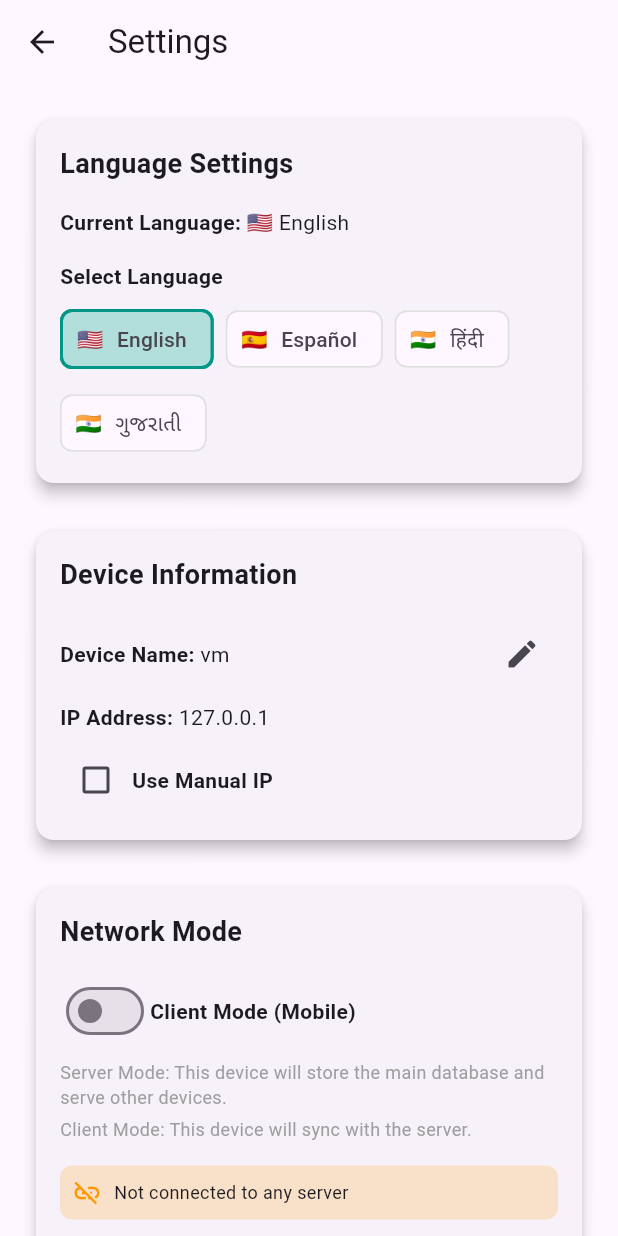
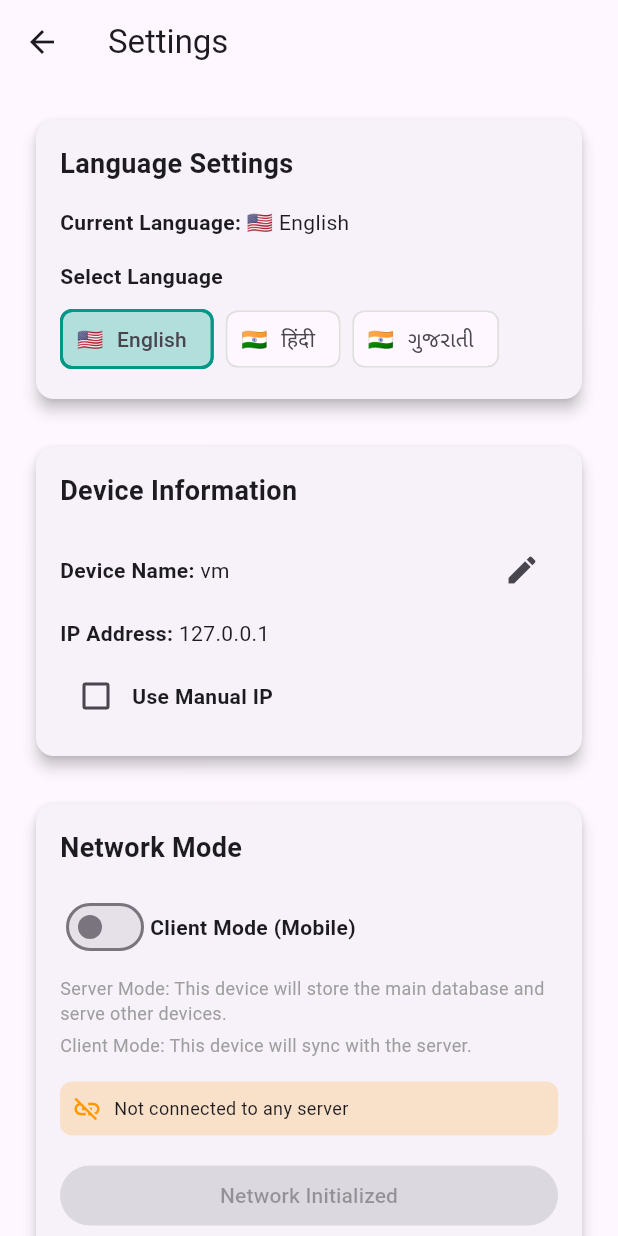
Before and after one commit to Khushmeet-patil/inventory_management_app_project_with_desktop_app, a Flutter app: the SettingsPage screen opened by its route, on a phone screen of 412 x 824 dp. Run offline on Flutter 3.47's test engine with Material 3 defaults, Android fonts, the phone set to English and light mode, and no system bars; our stand-ins replace fluttertoast, get, image_picker, shared_preferences, shelf, sqflite and 1 more; missing offline and left inert: mobile_scanner, network_info_plus, shelf_router; accounts and stored records are empty.

Commit message:
all done now next UI enhancement

```diff
--- a/lib/controllers/language_controller.dart
+++ b/lib/controllers/language_controller.dart
@@ -8,7 +8,6 @@
   final RxString currentLanguage = 'en'.obs;
   final List<Map<String, dynamic>> availableLanguages = [
     {'code': 'en', 'name': 'English', 'flag': '🇺🇸'},
-    {'code': 'es', 'name': 'Español', 'flag': '🇪🇸'},
     {'code': 'hi', 'name': 'हिंदी', 'flag': '🇮🇳'},
     {'code': 'gu', 'name': 'ગુજરાતી', 'flag': '🇮🇳'},
   ];
--- a/lib/translations/app_translations.dart
+++ b/lib/translations/app_translations.dart
@@ -1,6 +1,5 @@
 import 'package:get/get.dart';
 import 'en_translations.dart';
-import 'es_translations.dart';
 import 'hi_translations.dart';
 import 'gu_translations.dart';
 
@@ -8,7 +7,6 @@
   @override
   Map<String, Map<String, String>> get keys => {
     'en': enTranslations,
-    'es': esTranslations,
     'hi': hiTranslations,
     'gu': guTranslations,
   };
--- a/lib/translations/es_translations.dart
+++ /dev/null
@@ -1,129 +0,0 @@
-final Map<String, String> esTranslations = {
-  // App title
-  'app_title': 'Gestión de Inventario',
-
-  // Bottom navigation
-  'nav_home': 'Inicio',
-  'nav_add': 'Añadir',
-  'nav_rent': 'Alquilar',
-  'nav_return': 'Devolver',
-  'nav_network': 'Red',
-
-  // Home page
-  'total_products': 'Productos Totales',
-  'add_product': 'Añadir Producto',
-  'rent_product': 'Alquilar Producto',
-  'return_product': 'Devolver Producto',
-  'view_stock': 'Ver Inventario',
-
-  // Sync messages
-  'syncing': 'Sincronizando',
-  'syncing_message': 'Sincronizando datos con el servidor...',
-  'sync_complete': 'Sincronización Completa',
-  'data_updated': 'Los datos han sido actualizados',
-  'sync_error': 'Error de Sincronización',
-  'sync_failed': 'Error al sincronizar',
-
-  // Add Product page
-  'add_to_existing': 'Añadir a Producto Existente',
-  'barcode': 'Código de Barras',
-  'name': 'Nombre',
-  'price_per_quantity': 'Precio por Cantidad',
-  'quantity': 'Cantidad',
-  'add_stock': 'Añadir Stock',
-  'add_new_product': 'Añadir Nuevo Producto',
-  'error': 'Error',
-  'fill_required_fields': 'Por favor, rellene todos los campos requeridos',
-  'fill_all_fields_new_product': 'Por favor, rellene todos los campos para el nuevo producto',
-
-  // Rent page
-  'rent_products': 'Alquilar Productos',
-  'add_product_to_rent': 'Añadir Producto para Alquilar',
-  'rental_days': 'Días de Alquiler',
-  'fill_all_fields_correctly': 'Por favor, rellene todos los campos correctamente',
-  'add': 'Añadir',
-  'enter_person_name': 'Por favor, introduzca el nombre de la persona',
-  'no_products_to_rent': 'No hay productos añadidos para alquilar',
-  'person_name': 'Nombre de la Persona',
-  'agency_name_optional': 'Nombre de la Agencia (Opcional)',
-  'qty': 'Cant',
-  'days': 'Días',
-  'confirm_rent': 'Confirmar Alquiler',
-
-  // Return page
-  'return_products': 'Devolver Productos',
-  'add_product_to_return': 'Añadir Producto para Devolver',
-  'notes_optional': 'Notas (Opcional)',
-  'fill_barcode_quantity': 'Por favor, rellene el código de barras y la cantidad',
-  'no_products_to_return': 'No hay productos añadidos para devolver',
-  'returned_by': 'Devuelto Por',
-  'notes': 'Notas',
-  'n_a': 'N/A',
-  'confirm_return': 'Confirmar Devolución',
-
-  // Drawer
-  'inventory_menu': 'Menú de Inventario',
-  'rental_history': 'Historial de Alquileres',
-  'return_history': 'Historial de Devoluciones',
-  'added_history': 'Historial de Productos Añadidos',
-
-  // Settings page
-  'settings_title': 'Configuración',
-  'network_settings': 'Configuración de Red',
-  'language_settings': 'Configuración de Idioma',
-  'select_language': 'Seleccionar Idioma',
-  'current_language': 'Idioma Actual',
-
-  // Device info section
-  'device_info': 'Información del Dispositivo',
-  'device_name': 'Nombre del Dispositivo',
-  'ip_address': 'Dirección IP',
-  'use_manual_ip': 'Usar IP Manual',
-  'manual_ip_address': 'Dirección IP Manual',
-
-  // Network mode section
-  'network_mode': 'Modo de Red',
-  'server_mode': 'Modo Servidor',
-  'client_mode': 'Modo Cliente',
-  'server_mode_desktop': 'Modo Servidor (Escritorio)',
-  'client_mode_mobile': 'Modo Cliente (Móvil)',
-  'server_description': 'Modo Servidor: Este dispositivo almacenará la base de datos principal y servirá a otros dispositivos.',
-  'client_description': 'Modo Cliente: Este dispositivo se sincronizará con el servidor.',
-  'initialize_network': 'Inicializar Red',
-  'network_initialized': 'Red Inicializada',
-
-  // Sync section
-  'synchronization': 'Sincronización',
-  'status': 'Estado',
-  'pending_items': 'Elementos Pendientes',
-  'sync_now': 'Sincronizar Ahora',
-  'auto_sync': 'Sincronización Automática',
-
-  // Devices section
-  'discovered_devices': 'Dispositivos Descubiertos',
-  'discover': 'Descubrir',
-  'no_devices': 'No se han descubierto dispositivos',
-  'manual_server_prompt': '¿No encuentra el servidor? Ingrese la IP manualmente:',
-  'server_ip_hint': 'ej., 192.168.1.100',
-  'server_ip_label': 'Dirección IP del Servidor',
-
-  // Dialog
-  'change_device_name': 'Cambiar Nombre del Dispositivo',
-  'cancel': 'Cancelar',
-  'save': 'Guardar',
-
-  // Common
-  'server': 'Servidor',
-  'client': 'Cliente',
-
-  // Edit Product
-  'edit_product': 'Editar Producto',
-  'save_changes': 'Guardar Cambios',
-  'update_failed': 'Actualización Fallida',
-
-  // Search
-  'search': 'Buscar',
-  'search_products': 'Buscar productos...',
-  'cancel_search': 'Cancelar Búsqueda',
-  'no_products_found': 'No se encontraron productos',
-};
```
Also changed, not shown: 1 other file.
